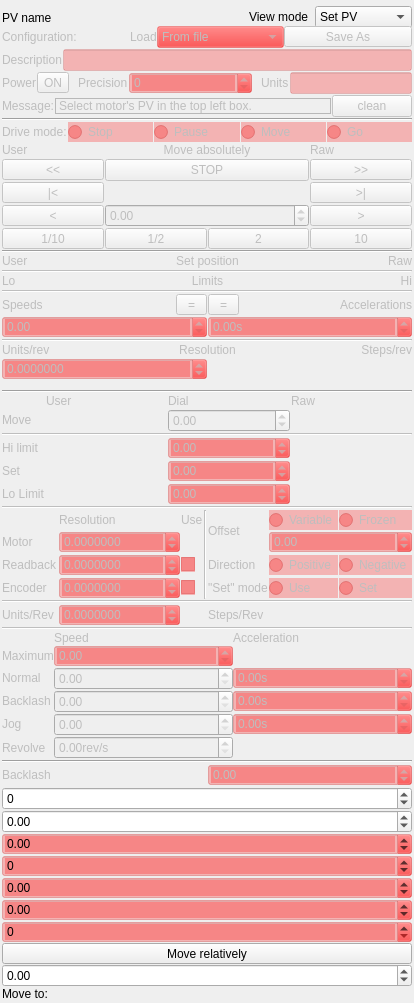
Old version of the form qcamotorgui/qcamotorgui-setup.ui in the repository AustralianSynchrotron/motorcontrol.
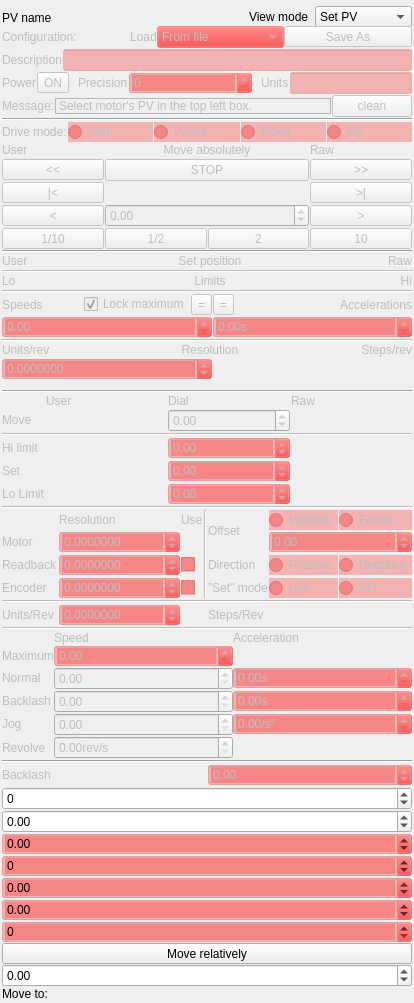
New version of the form. Custom widgets are drawn as their Qt base class.

```diff
--- a/qcamotorgui/qcamotorgui-setup.ui
+++ b/qcamotorgui/qcamotorgui-setup.ui
@@ -1194,35 +1194,6 @@
         </property>
        </widget>
       </item>
-      <item row="6" column="0">
-       <widget class="QLabel" name="label_18">
-        <property name="sizePolicy">
-         <sizepolicy hsizetype="MinimumExpanding" vsizetype="Preferred">
-          <horstretch>0</horstretch>
-          <verstretch>0</verstretch>
-         </sizepolicy>
-        </property>
-        <property name="text">
-         <string>Speeds</string>
-        </property>
-       </widget>
-      </item>
-      <item row="6" column="3">
-       <widget class="QLabel" name="label_45">
-        <property name="sizePolicy">
-         <sizepolicy hsizetype="MinimumExpanding" vsizetype="Preferred">
-          <horstretch>0</horstretch>
-          <verstretch>0</verstretch>
-         </sizepolicy>
-        </property>
-        <property name="text">
-         <string>Accelerations</string>
-        </property>
-        <property name="alignment">
-         <set>Qt::AlignRight|Qt::AlignTrailing|Qt::AlignVCenter</set>
-        </property>
-       </widget>
-      </item>
       <item row="7" column="2" colspan="2">
        <widget class="QMDoubleSpinBox" name="accelerationS">
         <property name="sizePolicy">
@@ -1338,8 +1309,36 @@
         </layout>
        </widget>
       </item>
-      <item row="6" column="2">
-       <widget class="QToolButton" name="equalizeAccelerations">
+      <item row="6" column="0" colspan="2">
+       <layout class="QHBoxLayout" name="horizontalLayout_3">
+        <item>
+         <widget class="QLabel" name="label_18">
+          <property name="sizePolicy">
+           <sizepolicy hsizetype="Fixed" vsizetype="Preferred">
+            <horstretch>0</horstretch>
+            <verstretch>0</verstretch>
+           </sizepolicy>
+          </property>
+          <property name="text">
+           <string>Speeds</string>
+          </property>
+         </widget>
+        </item>
+        <item>
+         <spacer name="horizontalSpacer">
+          <property name="orientation">
+           <enum>Qt::Horizontal</enum>
+          </property>
+          <property name="sizeHint" stdset="0">
+           <size>
+            <width>40</width>
+            <height>20</height>
+           </size>
+          </property>
+         </spacer>
+        </item>
+        <item>
+         <widget class="QCheckBox" name="lockMaximumSpeed">
         <property name="sizePolicy">
          <sizepolicy hsizetype="Minimum" vsizetype="Fixed">
           <horstretch>0</horstretch>
@@ -1350,14 +1349,17 @@
          <string>Set all accelerations to displayed.</string>
         </property>
         <property name="text">
-         <string>=</string>
+           <string>Lock maximum</string>
+          </property>
+          <property name="checked">
+           <bool>true</bool>
         </property>
        </widget>
       </item>
-      <item row="6" column="1">
+        <item>
        <widget class="QToolButton" name="equalizeSpeeds">
         <property name="sizePolicy">
-         <sizepolicy hsizetype="Minimum" vsizetype="Fixed">
+           <sizepolicy hsizetype="Fixed" vsizetype="Fixed">
           <horstretch>0</horstretch>
           <verstretch>0</verstretch>
          </sizepolicy>
@@ -1371,6 +1373,57 @@
        </widget>
       </item>
      </layout>
+      </item>
+      <item row="6" column="2" colspan="2">
+       <layout class="QHBoxLayout" name="horizontalLayout_6">
+        <item>
+         <widget class="QToolButton" name="equalizeAccelerations">
+          <property name="sizePolicy">
+           <sizepolicy hsizetype="Fixed" vsizetype="Fixed">
+            <horstretch>0</horstretch>
+            <verstretch>0</verstretch>
+           </sizepolicy>
+          </property>
+          <property name="toolTip">
+           <string>Set all accelerations to displayed.</string>
+          </property>
+          <property name="text">
+           <string>=</string>
+          </property>
+         </widget>
+        </item>
+        <item>
+         <spacer name="horizontalSpacer_2">
+          <property name="orientation">
+           <enum>Qt::Horizontal</enum>
+          </property>
+          <property name="sizeHint" stdset="0">
+           <size>
+            <width>40</width>
+            <height>20</height>
+           </size>
+          </property>
+         </spacer>
+        </item>
+        <item>
+         <widget class="QLabel" name="label_45">
+          <property name="sizePolicy">
+           <sizepolicy hsizetype="Fixed" vsizetype="Preferred">
+            <horstretch>0</horstretch>
+            <verstretch>0</verstretch>
+           </sizepolicy>
+          </property>
+          <property name="text">
+           <string>Accelerations</string>
+          </property>
+          <property name="alignment">
+           <set>Qt::AlignRight|Qt::AlignTrailing|Qt::AlignVCenter</set>
+          </property>
+         </widget>
+        </item>
+       </layout>
+      </item>
+     </layout>
     </widget>
    </item>
    <item>
@@ -2390,7 +2443,7 @@
             <bool>false</bool>
            </property>
            <property name="suffix">
-            <string>s</string>
+            <string>/s²</string>
            </property>
            <property name="maximum">
             <double>2147483647.000000000000000</double>
```
Left out of the diff: 2 changed lines with no effect on the pictures. Lines whose indentation alone changed are shown as unchanged.
